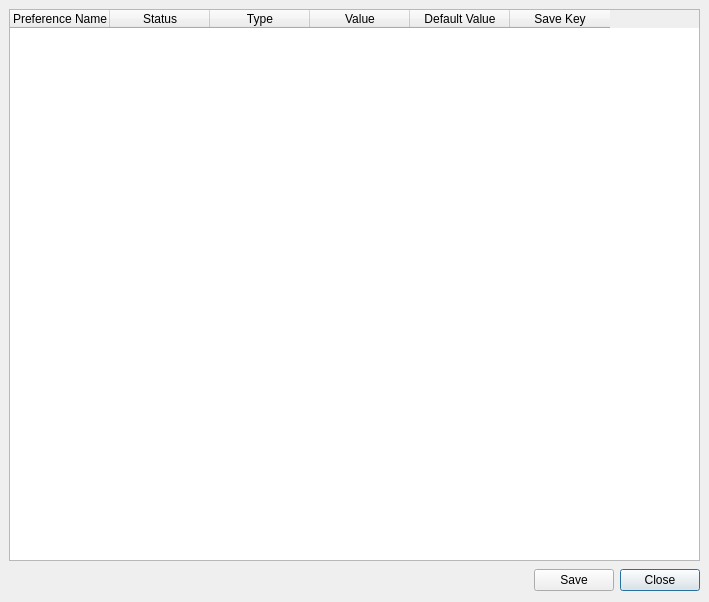
Above: wengophone/src/presentation/qt/config/AdvancedConfigWindow.ui from tkrotoff/WengoPhone before the change. Below: the same form after it.
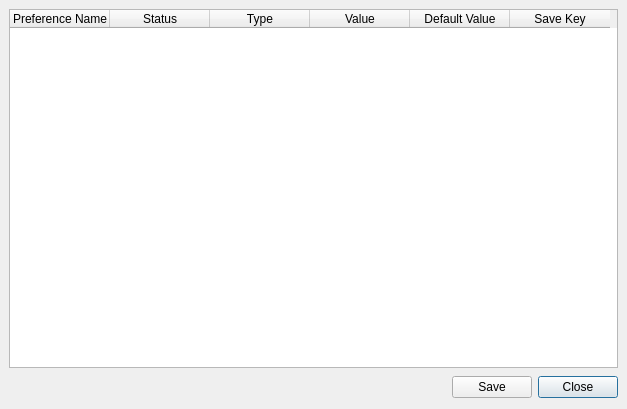
That is the form after the change.

Patch:
```diff
--- a/wengophone/src/presentation/qt/config/AdvancedConfigWindow.ui
+++ b/wengophone/src/presentation/qt/config/AdvancedConfigWindow.ui
@@ -8,8 +8,8 @@
    <rect>
     <x>0</x>
     <y>0</y>
-    <width>709</width>
-    <height>602</height>
+    <width>627</width>
+    <height>409</height>
    </rect>
   </property>
   <property name="windowTitle" >
```
